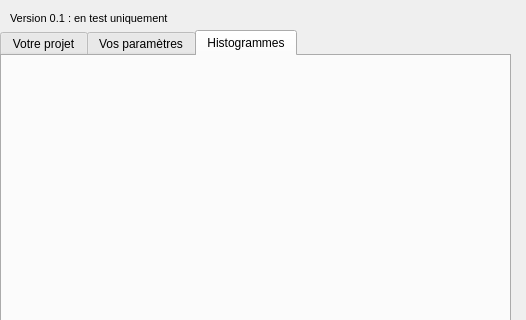
Before: the Qt Designer form Physiocap_dialog_base.ui in jhemmi/QgisPhysiocapPlugin, drawn with Qt 5; both pictures show x 0 to 526 and y 0 to 320 of the 526 by 719 pixel window.
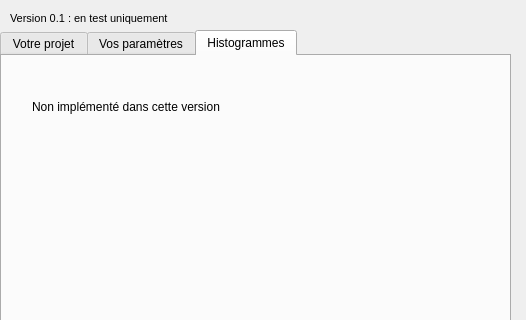
After: the same form once the commit is applied. The open tabs and pages were chosen to show the change.

Commit message: creation new rep mode windows

```diff
--- a/Physiocap_dialog_base.ui
+++ b/Physiocap_dialog_base.ui
@@ -964,6 +964,19 @@
     <attribute name="title">
      <string>Histogrammes</string>
     </attribute>
+    <widget class="QLabel" name="lab_38">
+     <property name="geometry">
+      <rect>
+       <x>30</x>
+       <y>40</y>
+       <width>281</width>
+       <height>21</height>
+      </rect>
+     </property>
+     <property name="text">
+      <string>Non implémenté dans cette version</string>
+     </property>
+    </widget>
    </widget>
   </widget>
   <widget class="QLabel" name="label_2">
```
Left out of the diff: 10 changed lines with no effect on the pictures. The commit also changes 3 other files.
